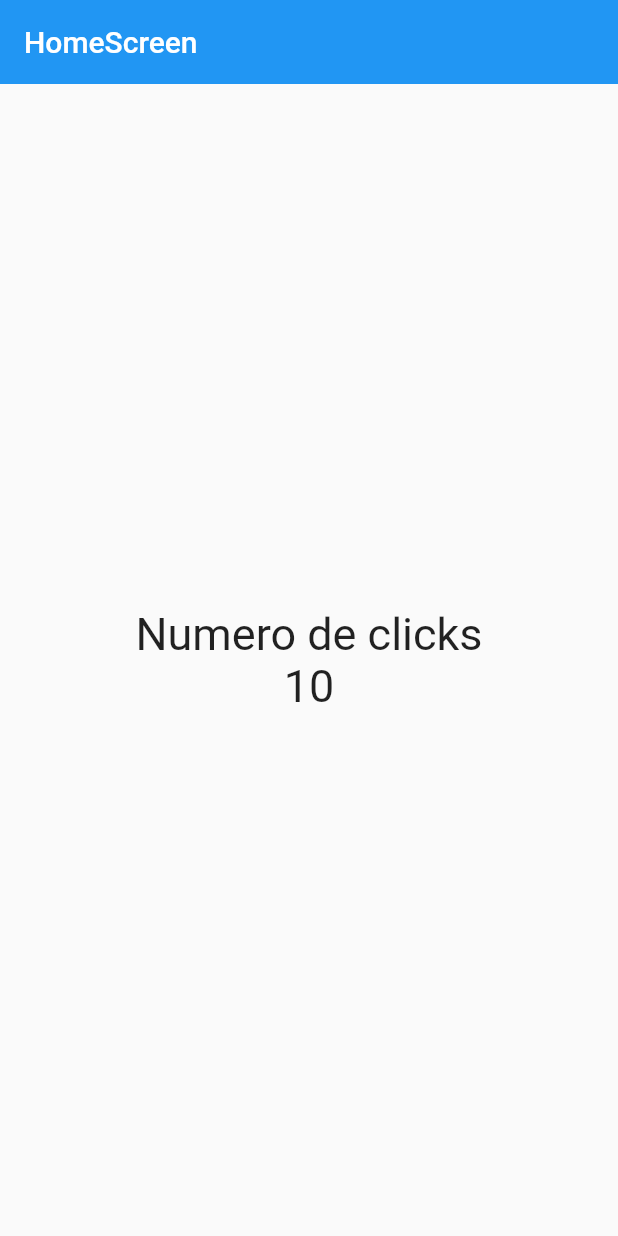
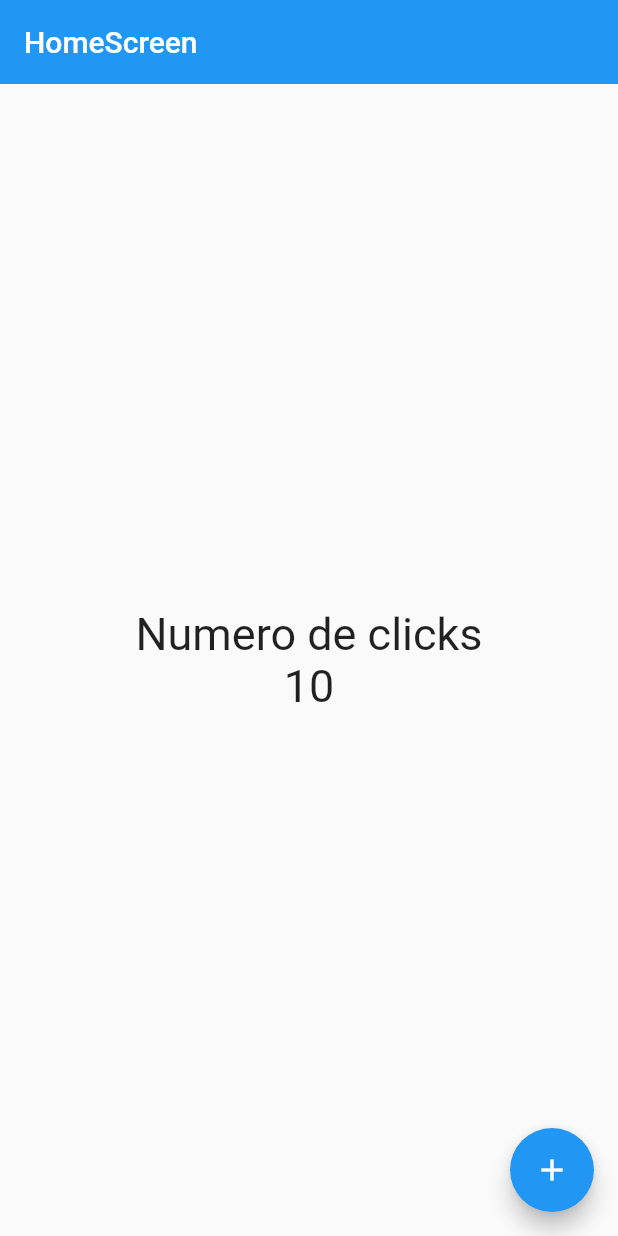
Before and after one commit to JepcDev/conum_app, a Flutter app: the screen it shows after launch, on a phone screen of 412 x 824 dp. Run offline on Flutter 3.47's test engine with Material 2 defaults, Android fonts, the phone set to English and light mode, and no system bars.

Commit message:
ADD FloatingActionButton

```diff
--- a/lib/screens/home_screen.dart
+++ b/lib/screens/home_screen.dart
@@ -44,7 +44,16 @@ class HomeScreen extends StatelessWidget {
             Text('10', style: fontSize30),
           ],
         ),
-        ),
+      ),
+      // las constantes van mas abajo del momento de ejecusion
+      // las constantes van siempre al momento de la creacion de la app
+      // Icon es un widget especializado para mostrar iconos
+      floatingActionButton: FloatingActionButton(
+        child: const Icon(Icons.add),
+        onPressed: (){
+          print('Hola mundo');
+        },
+      ),
     );
   }
 
```
